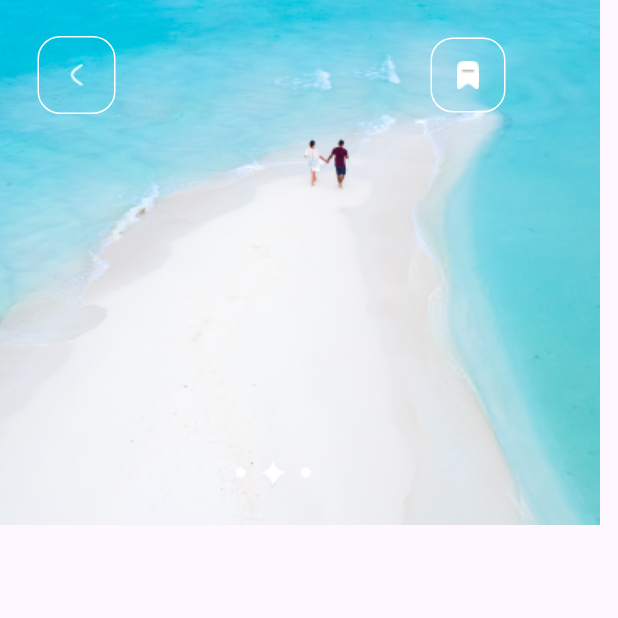
After one commit to Rhunnan/travel_news_app, a Flutter app: the screen it shows after launch, after a tap on an icon or button, on a phone screen of 412 x 824 dp, the top half of it. The commit adds this screen. Run offline on Flutter 3.47's test engine with Material 2 defaults, Android fonts, the phone set to English and light mode, and no system bars; our stand-ins replace flutter_svg, google_fonts.

Commit message:
secondPage upper part Done

```diff
--- a/lib/components/navigationComponent.dart
+++ b/lib/components/navigationComponent.dart
@@ -1,5 +1,6 @@
 import 'package:flutter/material.dart';
 import 'package:flutter_svg/flutter_svg.dart';
+import 'package:travel_news_app/components/secondPage.dart';
 
 class NavigationComponents extends StatelessWidget {
   const NavigationComponents({super.key});
@@ -40,11 +41,19 @@ class NavigationComponents extends StatelessWidget {
                 child: SvgPicture.asset("assets/images/home_selected_icon.svg"),
               ),
             ),
-            SizedBox(
-              height: 20,
-              width: 20,
-              child: SvgPicture.asset(
-                  "assets/images/bookmark_unselected_icon.svg"),
+            InkWell(
+              onTap: () {
+                Navigator.push(
+                  context,
+                  MaterialPageRoute(builder: (context) => const SecondPage()),
+                );
+              },
+              child: SizedBox(
+                height: 20,
+                width: 20,
+                child: SvgPicture.asset(
+                    "assets/images/bookmark_unselected_icon.svg"),
+              ),
             ),
             Padding(
               padding: const EdgeInsets.only(left: 54, right: 54),
--- /dev/null
+++ b/lib/components/secondPage.dart
@@ -0,0 +1,96 @@
+import 'package:flutter/material.dart';
+import 'package:flutter_svg/flutter_svg.dart';
+
+class SecondPage extends StatelessWidget {
+  const SecondPage({super.key});
+
+  @override
+  Widget build(BuildContext context) {
+    return Scaffold(
+        body: Container(
+      height: 350,
+      width: 400,
+      decoration: const BoxDecoration(
+          image: DecorationImage(
+              image: AssetImage("assets/images/secondPageImage.png"),
+              fit: BoxFit.cover)),
+      child: Row(
+        children: [
+          Padding(
+            padding: const EdgeInsets.only(left: 25, right: 80, bottom: 250),
+            child: Container(
+              decoration: BoxDecoration(
+                  borderRadius: BorderRadius.circular(15),
+                  border: Border.all(color: Colors.white)),
+              child: Image.asset(
+                "assets/images/arrow_back.png",
+                height: 50,
+                width: 50,
+              ),
+            ),
+          ),
+          Padding(
+            padding: const EdgeInsets.only(top: 280, right: 80),
+            child: Container(
+              child: Image.asset(
+                "assets/images/diamond.png",
+                height: 50,
+                width: 50,
+              ),
+            ),
+          ),
+          Padding(
+            padding: const EdgeInsets.only(bottom: 250),
+            child: Container(
+                height: 50,
+                width: 50,
+                decoration: BoxDecoration(
+                    border: Border.all(color: Colors.white),
+                    borderRadius: BorderRadiusDirectional.circular(15)),
+                child: Image.asset(
+                  "assets/images/bookmark.png",
+                  height: 50,
+                  width: 50,
+                )),
+          ),
+        ],
+      ),
+    )
+        // appBar: AppBar(
+        //   elevation: 1,
+        //   flexibleSpace: Container(
+        //     height: 1000,
+        //     width: 400,
+        //     decoration: const BoxDecoration(
+        //         image: DecorationImage(
+        //             image: AssetImage("assets/images/secondPageImage.png"),
+        //             fit: BoxFit.cover)),
+        //   ),
+        //   toolbarHeight: 300,
+        //   leading: Container(
+        //     decoration: BoxDecoration(
+        //         borderRadius: BorderRadius.circular(15),
+        //         border: Border.all(color: Colors.white)),
+        //     child: Image.asset(
+        //       "assets/images/arrow_back.png",
+        //       height: 50,
+        //       width: 50,
+        //     ),
+        //   ),
+        //   actions: [
+        //     Container(
+        //         height: 50,
+        //         width: 50,
+        //         decoration: BoxDecoration(
+        //             border: Border.all(color: Colors.white),
+        //             borderRadius: BorderRadiusDirectional.circular(15)),
+        //         child: Image.asset(
+        //           "assets/images/bookmark.png",
+        //           height: 50,
+        //           width: 50,
+        //         ))
+        //   ],
+        // ),
+        );
+  }
+}
--- a/lib/main.dart
+++ b/lib/main.dart
@@ -4,6 +4,7 @@ import 'package:travel_news_app/components/firstPageLowerPartScrollBar.dart';
 import 'package:travel_news_app/components/first_page_horizontalSroll.dart';
 import 'package:travel_news_app/components/navigationComponent.dart';
 import 'package:travel_news_app/components/profileAndSearchBar.dart';
+import 'package:travel_news_app/components/secondPage.dart';
 
 void main() {
   runApp(const MyApp());
```
Also changed, not shown: assets/images/arrow_back.png (added), assets/images/bookmark.png (added), assets/images/diamond.png (added), assets/images/secondPageImage.png (added).
